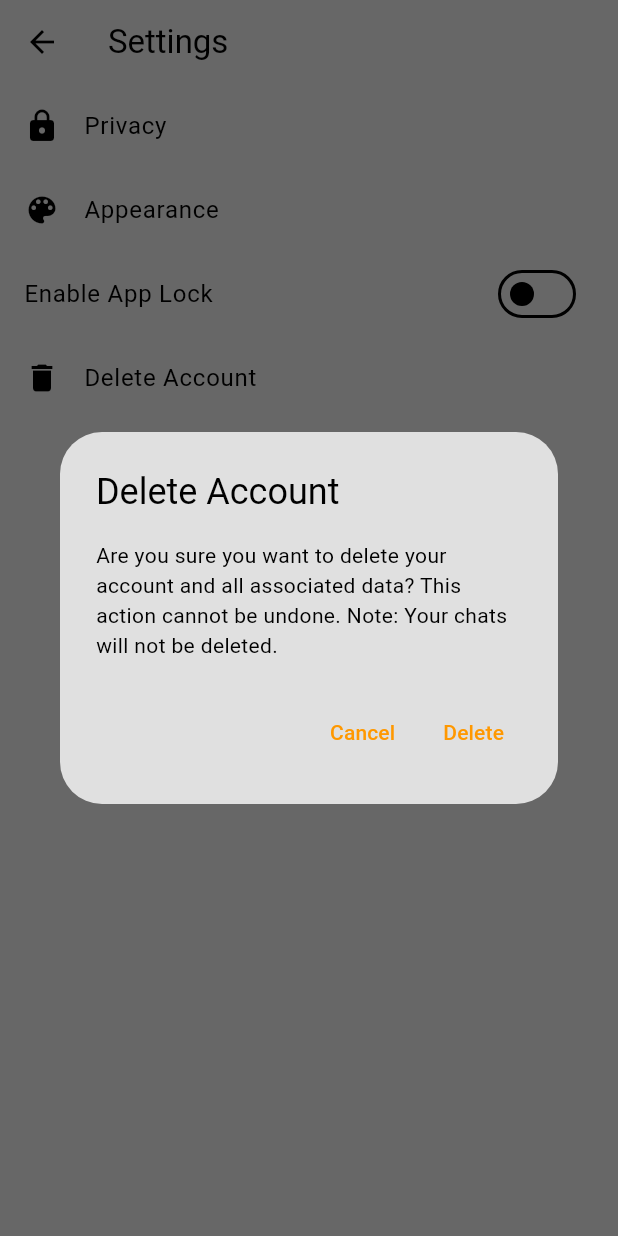
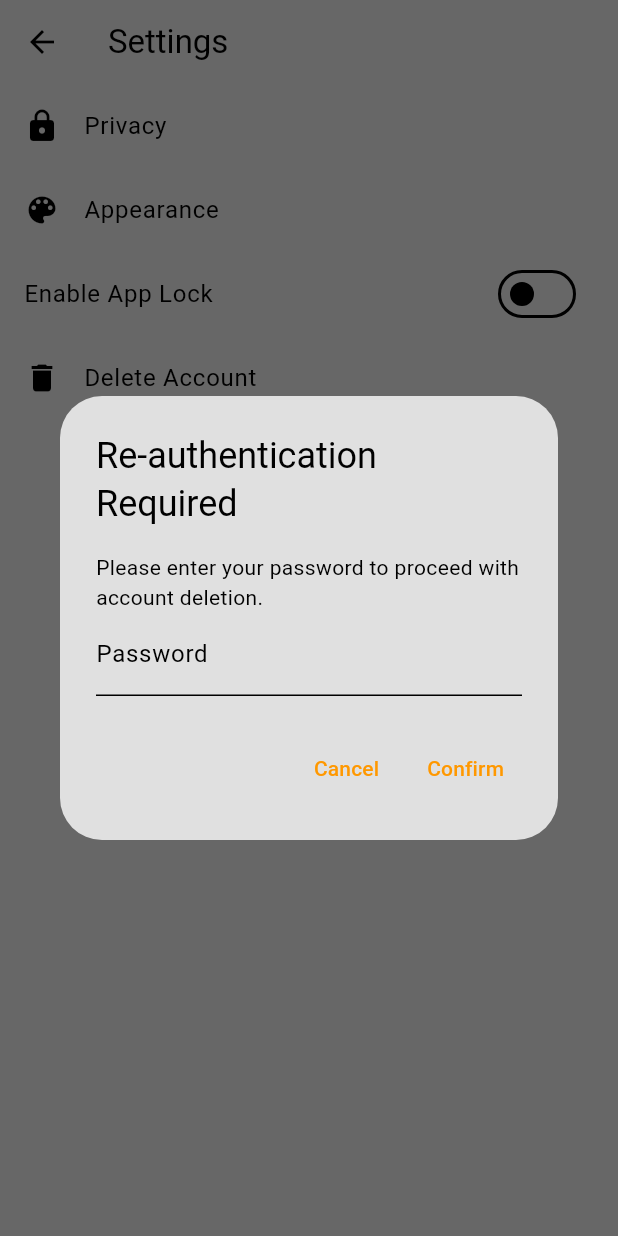
Before and after one commit to tpavankumarreddy/SafeChat_E2EE, a Flutter app: the SettingsPage screen opened directly, after a tap on "Delete Account", on a phone screen of 412 x 824 dp. Run offline on Flutter 3.47's test engine with Material 3 defaults, Android fonts, the phone set to English and light mode, and no system bars; drawn by our look-alikes of dynamic_color; our stand-ins replace cloud_firestore, cloud_functions, email_validator, firebase_auth, firebase_core, flutter_secure_storage and 7 more; missing offline and left inert: cryptography, email_otp, encrypt, mobile_scanner, pinenacl, pointycastle; accounts and stored records are empty.

Commit message:
enabled re-authentication in delete account feature.

```diff
--- a/lib/pages/settings_page.dart
+++ b/lib/pages/settings_page.dart
@@ -75,27 +75,58 @@ class SettingsPageState extends State<SettingsPage> {
       throw Exception('Error deleting user data: $e');
     }
   }
+  Future<void> deleteAccount(BuildContext parentContext) async {
+    final TextEditingController passwordController = TextEditingController();
 
-  // Function to delete user account and associated data
-  Future<void> deleteAccount(BuildContext parentContext) async {
+    // Show dialog to ask for password
     showDialog(
-      context: context,
+      context: parentContext,
       builder: (BuildContext context) {
         return AlertDialog(
-          title: const Text('Delete Account'),
-          content: const Text('Are you sure you want to delete your account and all associated data? This action cannot be undone. Note: Your chats will not be deleted.'),
+          title: const Text('Re-authentication Required'),
+          content: Column(
+            mainAxisSize: MainAxisSize.min,
+            children: [
+              const Text('Please enter your password to proceed with account deletion.'),
+              TextField(
+                controller: passwordController,
+                obscureText: true,
+                decoration: const InputDecoration(labelText: 'Password'),
+              ),
+            ],
+          ),
           actions: [
             TextButton(
               onPressed: () {
-                Navigator.of(context).pop();
+                Navigator.of(context).pop(); // Close the dialog
               },
               child: const Text('Cancel'),
             ),
             TextButton(
               onPressed: () async {
-                Navigator.of(context).pop();
+                final password = passwordController.text.trim();
+                Navigator.of(context).pop(); // Close the dialog
+
+                if (password.isEmpty) {
+                  ScaffoldMessenger.of(parentContext).showSnackBar(
+                    const SnackBar(content: Text('Password cannot be empty.')),
+                  );
+                  return;
+                }
+
                 try {
-                  final userId = _firebaseAuth.currentUser?.uid;
+                  // Re-authenticate the user
+                  final user = FirebaseAuth.instance.currentUser;
+                  if (user?.email != null) {
+                    final credential = EmailAuthProvider.credential(
+                      email: user!.email!,
+                      password: password,
+                    );
+
+                    await user.reauthenticateWithCredential(credential);
+
+                    // Proceed with account deletion
+                    final userId = user.uid;
 
                     if (userId != null) {
                       // Delete user data from Firestore
@@ -105,12 +136,13 @@ class SettingsPageState extends State<SettingsPage> {
                     // Delete the user account
                     await FirebaseAuth.instance.currentUser?.delete();
 
-                  print("account deleted");
-                  // Ensure you're using the valid parentContext to show the dialog
+                    print("Account deleted");
+
                     if (!mounted) return;
 
+                    // Show account deletion confirmation dialog
                     showDialog(
-                    context: parentContext,  // Use parentContext here
+                      context: parentContext,
                       builder: (context) => AlertDialog(
                         title: const Text("Account Deleted"),
                         actions: [
@@ -129,17 +161,25 @@ class SettingsPageState extends State<SettingsPage> {
                         ],
                       ),
                     );
+                  }
                 } catch (e) {
-                  print('Error deleting account: $e');
+                  if (e is FirebaseAuthException && e.code == 'wrong-password') {
+                    ScaffoldMessenger.of(parentContext).showSnackBar(
+                      const SnackBar(content: Text('Incorrect password. Please try again.')),
+                    );
+                  } else {
+                    ScaffoldMessenger.of(parentContext).showSnackBar(
+                      SnackBar(content: Text('Error: ${e.toString()}')),
+                    );
+                  }
                 }
               },
-              child: const Text('Delete'),
+              child: const Text('Confirm'),
             ),
           ],
         );
       },
     );
-
   }
 
 
```
Lines whose indentation alone changed are shown as unchanged.
